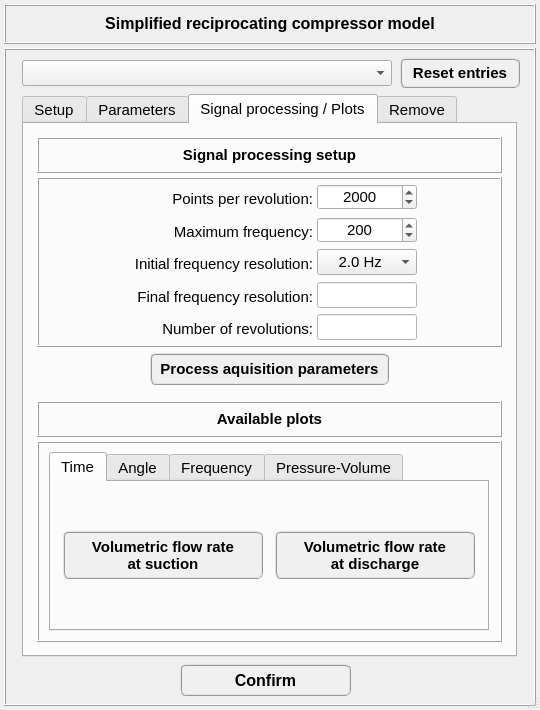
This is data/user_input/ui_files/Model/Setup/Acoustic/compressor_model_input.ui in open-pulse/OpenPulse as Qt 5 draws it before an edit. The edited form follows.
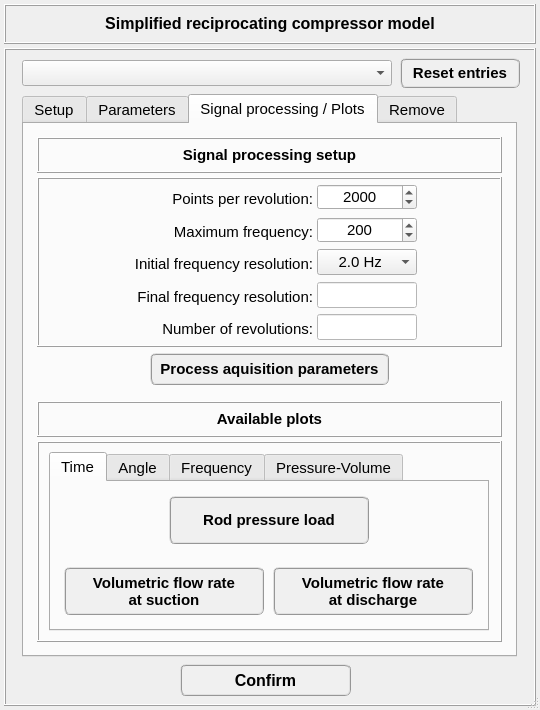
This is the edited form. The open tabs and pages were chosen to show the change.

Patch:
```diff
--- a/data/user_input/ui_files/Model/Setup/Acoustic/compressor_model_input.ui
+++ b/data/user_input/ui_files/Model/Setup/Acoustic/compressor_model_input.ui
@@ -3068,6 +3068,30 @@
                   <property name="spacing">
                    <number>4</number>
                   </property>
+                  <item row="1" column="0" colspan="2">
+                   <widget class="QFrame" name="frame_31">
+                    <property name="frameShape">
+                     <enum>QFrame::NoFrame</enum>
+                    </property>
+                    <property name="frameShadow">
+                     <enum>QFrame::Raised</enum>
+                    </property>
+                    <layout class="QGridLayout" name="gridLayout_28">
+                     <property name="leftMargin">
+                      <number>0</number>
+                     </property>
+                     <property name="topMargin">
+                      <number>0</number>
+                     </property>
+                     <property name="rightMargin">
+                      <number>0</number>
+                     </property>
+                     <property name="bottomMargin">
+                      <number>0</number>
+                     </property>
+                     <property name="spacing">
+                      <number>0</number>
+                     </property>
                   <item row="0" column="0">
                    <widget class="QPushButton" name="pushButton_plot_volumetric_flow_rate_at_suction_time">
                     <property name="minimumSize">
@@ -3134,6 +3158,69 @@
                      <string>Volumetric flow rate 
 at discharge</string>
                     </property>
+                      </widget>
+                     </item>
+                    </layout>
+                   </widget>
+                  </item>
+                  <item row="0" column="0" colspan="2">
+                   <widget class="QFrame" name="frame_30">
+                    <property name="frameShape">
+                     <enum>QFrame::NoFrame</enum>
+                    </property>
+                    <property name="frameShadow">
+                     <enum>QFrame::Raised</enum>
+                    </property>
+                    <layout class="QGridLayout" name="gridLayout_29">
+                     <property name="leftMargin">
+                      <number>0</number>
+                     </property>
+                     <property name="topMargin">
+                      <number>0</number>
+                     </property>
+                     <property name="rightMargin">
+                      <number>0</number>
+                     </property>
+                     <property name="bottomMargin">
+                      <number>0</number>
+                     </property>
+                     <property name="spacing">
+                      <number>0</number>
+                     </property>
+                     <item row="0" column="0">
+                      <widget class="QPushButton" name="pushButton_plot_rod_pressure_load_time">
+                       <property name="minimumSize">
+                        <size>
+                         <width>200</width>
+                         <height>48</height>
+                        </size>
+                       </property>
+                       <property name="maximumSize">
+                        <size>
+                         <width>200</width>
+                         <height>48</height>
+                        </size>
+                       </property>
+                       <property name="font">
+                        <font>
+                         <family>MS Shell Dlg 2</family>
+                         <pointsize>11</pointsize>
+                         <weight>75</weight>
+                         <italic>false</italic>
+                         <bold>true</bold>
+                        </font>
+                       </property>
+                       <property name="styleSheet">
+                        <string notr="true">QPushButton{border-radius: 6px; border-color: rgb(150, 150, 150); border-style: ridge; border-width: 2px; color: rgb(0, 0, 0); background-color: rgb(240, 240, 240); font: 75 bold 11pt &quot;MS Shell Dlg 2&quot;}
+QPushButton:hover{border-radius: 6px; border-color: rgb(0, 170, 255); border-style: ridge; border-width: 2px; color: rgb(0, 0, 0); background-color: rgba(174, 213, 255, 100); font: 75 bold 11pt &quot;MS Shell Dlg 2&quot;}
+QPushButton:pressed{border-radius: 6px; border-color: rgb(0, 170, 255); border-style: ridge; border-width: 3px; color: rgb(0, 0, 0); background-color: rgb(174, 213, 255); font: 75 bold 11pt &quot;MS Shell Dlg 2&quot;}</string>
+                       </property>
+                       <property name="text">
+                        <string>Rod pressure load</string>
+                       </property>
+                      </widget>
+                     </item>
+                    </layout>
                    </widget>
                   </item>
                  </layout>
```
Left out of the diff: 6 changed lines with no effect on the pictures. Lines whose indentation alone changed are shown as unchanged.
